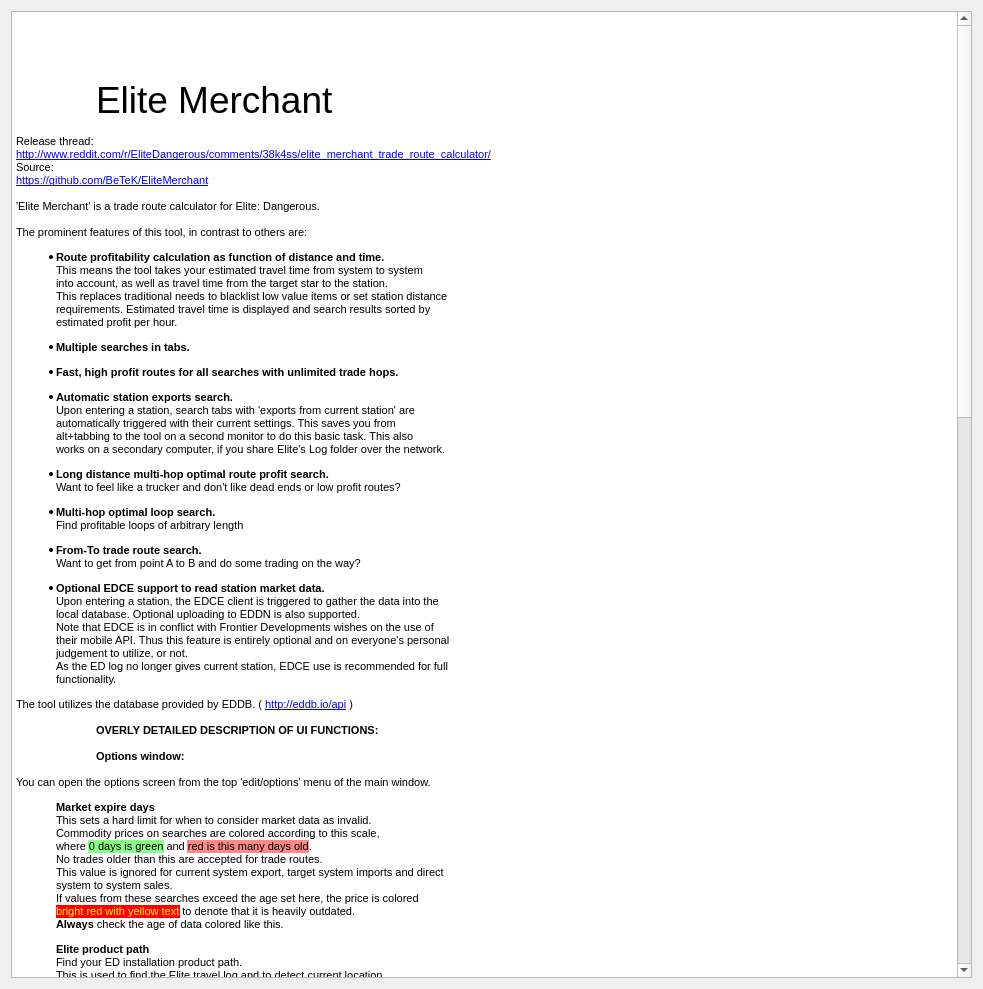
First picture: the form in src/ui/GuideTab.ui, repository BeTeK/EliteMerchant, before the edit.
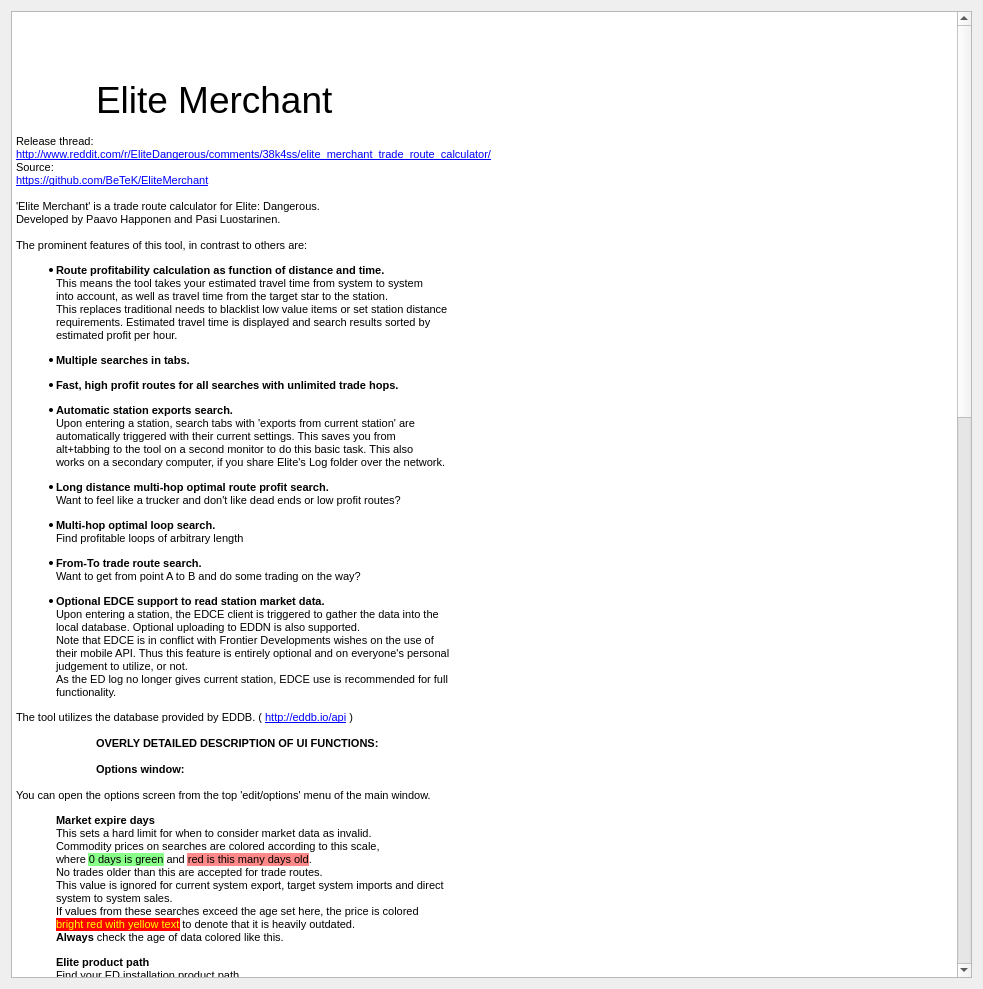
Second picture: the form after the edit. Icons and pictures are not drawn.

Patch:
```diff
--- a/src/ui/GuideTab.ui
+++ b/src/ui/GuideTab.ui
@@ -30,8 +30,9 @@
 &lt;p style=&quot; margin-top:0px; margin-bottom:0px; margin-left:0px; margin-right:0px; -qt-block-indent:0; text-indent:0px;&quot;&gt;Source:&lt;/p&gt;
 &lt;p style=&quot; margin-top:0px; margin-bottom:0px; margin-left:0px; margin-right:0px; -qt-block-indent:0; text-indent:0px;&quot;&gt;&lt;a href=&quot;https://github.com/BeTeK/EliteMerchant
 &quot;&gt;&lt;span style=&quot; font-size:8pt; text-decoration: underline; color:#0000ff;&quot;&gt;https://github.com/BeTeK/EliteMerchant&lt;/span&gt;&lt;/a&gt;&lt;/p&gt;
-&lt;p style=&quot;-qt-paragraph-type:empty; margin-top:0px; margin-bottom:0px; margin-left:0px; margin-right:0px; -qt-block-indent:0; text-indent:0px; font-size:8pt; text-decoration: underline; color:#0000ff;&quot;&gt;&lt;br /&gt;&lt;/p&gt;
+&lt;p style=&quot;-qt-paragraph-type:empty; margin-top:0px; margin-bottom:0px; margin-left:0px; margin-right:0px; -qt-block-indent:0; text-indent:0px;&quot;&gt;&lt;br /&gt;&lt;/p&gt;
 &lt;p style=&quot; margin-top:0px; margin-bottom:0px; margin-left:0px; margin-right:0px; -qt-block-indent:0; text-indent:0px;&quot;&gt;'Elite Merchant' is a trade route calculator for Elite: Dangerous.&lt;/p&gt;
+&lt;p style=&quot; margin-top:0px; margin-bottom:0px; margin-left:0px; margin-right:0px; -qt-block-indent:0; text-indent:0px;&quot;&gt;Developed by &lt;span style=&quot; font-size:8pt;&quot;&gt;Paavo Happonen and Pasi Luostarinen.&lt;/span&gt;&lt;/p&gt;
 &lt;p style=&quot;-qt-paragraph-type:empty; margin-top:0px; margin-bottom:0px; margin-left:0px; margin-right:0px; -qt-block-indent:0; text-indent:0px;&quot;&gt;&lt;br /&gt;&lt;/p&gt;
 &lt;p style=&quot; margin-top:0px; margin-bottom:0px; margin-left:0px; margin-right:0px; -qt-block-indent:0; text-indent:0px;&quot;&gt;&lt;span style=&quot; font-size:8pt;&quot;&gt;The prominent features of this tool, in contrast to others are: &lt;/span&gt;&lt;/p&gt;
 &lt;ul style=&quot;margin-top: 0px; margin-bottom: 0px; margin-left: 0px; margin-right: 0px; -qt-list-indent: 1;&quot;&gt;&lt;li style=&quot; font-size:8pt;&quot; style=&quot; margin-top:12px; margin-bottom:12px; margin-left:0px; margin-right:0px; -qt-block-indent:0; text-indent:0px;&quot;&gt;&lt;span style=&quot; font-weight:600;&quot;&gt;Route profitability calculation as function of distance and time. &lt;/span&gt;&lt;br /&gt;This means the tool takes your estimated travel time from system to system&lt;br /&gt;into account, as well as travel time from the target star to the station.&lt;br /&gt;This replaces traditional needs to blacklist low value items or set station distance&lt;br /&gt;requirements. Estimated travel time is displayed and search results sorted by&lt;br /&gt;estimated profit per hour.&lt;/li&gt;
```
